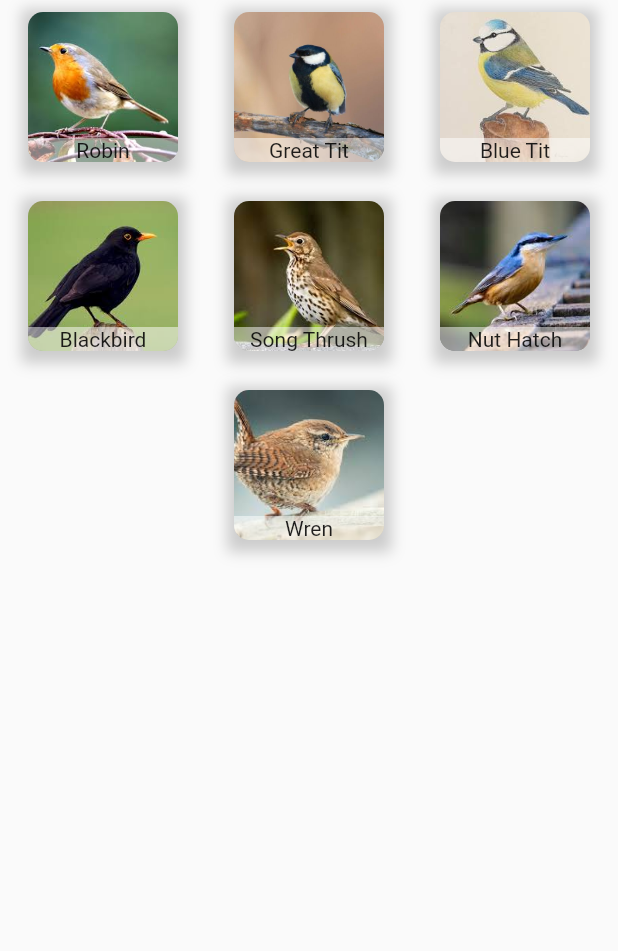
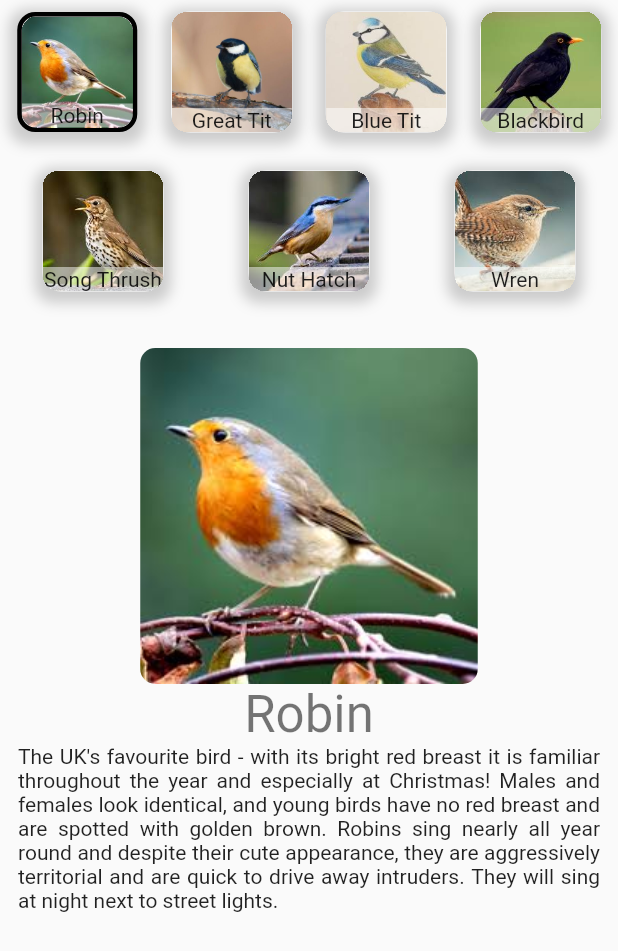
Before and after one commit to emilysmithson/rg_bird_survey, a Flutter app: the BirdsList screen opened directly, on a phone screen of 412 x 824 dp. Shown: the top 951 px of the screen. Run offline on Flutter 3.47's test engine with Material 2 defaults, Android fonts, the light colour scheme and no system bars; our stand-ins replace flutter_map, hive, latlong; missing offline and left inert: flutter_map_marker_popup, proj4dart, user_location; accounts and stored records are empty; generated files the repository leaves out were written again.

```diff
--- a/lib/models/bird.dart
+++ b/lib/models/bird.dart
@@ -2,9 +2,8 @@ import 'package:hive/hive.dart';
 
 part 'bird.g.dart'; // Name of the TypeAdapter that we will generate in the future
 
-
 @HiveType(typeId: 2)
-class Bird{
+class Bird {
   @HiveField(0)
   String name;
   @HiveField(1)
@@ -12,5 +11,6 @@ class Bird{
   @HiveField(2)
   List<String> image;
   @HiveField(3)
-  Bird(this.name, this.description, this.image);
+  int birdNumber;
+  Bird(this.name, this.description, this.image, this.birdNumber);
 }
--- a/lib/providers/birds_provider.dart
+++ b/lib/providers/birds_provider.dart
@@ -1,26 +1,75 @@
 import 'package:rg_bird_survey/models/bird.dart';
 
 class Birds {
-  static final Bird robin = Bird('Robin', '', [
-    'assets/images/birds/robin.jpg',
-    'assets/images/birds/robin2.jpg',
-    'assets/images/birds/robin3.jpg'
-  ]);
-  static final Bird greatTit =
-      Bird('Great Tit', '', ['assets/images/birds/great_tit.jpg']);
-  static final Bird blueTit =
-      Bird('Blue Tit', '', ['assets/images/birds/blue_tit.jpeg']);
-  static final Bird blackbird =
-      Bird('Blackbird', '', ['assets/images/birds/blackbird.jpg']);
-  static final Bird songThrush =
-      Bird('Song Thrush', '', ['assets/images/birds/song_thrush.jpg']);
-  static final Bird nuthatch =
-      Bird('Nut Hatch', '', ['assets/images/birds/nut_hatch.jpg']);
-  static final Bird wren = Bird('Wren', '', ['assets/images/birds/wren.jpg']);
-  static final Bird unknown = Bird('Unknown', '', []);
-  static final Bird other = Bird('Other', '', []);
-  static final Bird unidentified = Bird('Unidentified', '', []);
-  static final Bird none = Bird('none', '', []);
+  static final Bird robin = Bird(
+      'Robin',
+      'The UK\'s favourite bird - with its bright red breast it is familiar throughout the year and especially at Christmas! Males and females look identical, and young birds have no red breast and are spotted with golden brown. Robins sing nearly all year round and despite their cute appearance, they are aggressively territorial and are quick to drive away intruders. They will sing at night next to street lights.',
+      [
+        'assets/images/birds/robin.jpg',
+        'assets/images/birds/robin2.jpg',
+        'assets/images/birds/robin3.jpg'
+      ],
+      0);
+  static final Bird greatTit = Bird(
+    'Great Tit',
+    '',
+    ['assets/images/birds/great_tit.jpg'],
+    1,
+  );
+  static final Bird blueTit = Bird(
+    'Blue Tit',
+    '',
+    ['assets/images/birds/blue_tit.jpeg'],
+    2,
+  );
+  static final Bird blackbird = Bird(
+    'Blackbird',
+    '',
+    ['assets/images/birds/blackbird.jpg'],
+    3,
+  );
+  static final Bird songThrush = Bird(
+    'Song Thrush',
+    '',
+    ['assets/images/birds/song_thrush.jpg'],
+    4,
+  );
+  static final Bird nuthatch = Bird(
+    'Nut Hatch',
+    '',
+    ['assets/images/birds/nut_hatch.jpg'],
+    5,
+  );
+  static final Bird wren = Bird(
+    'Wren',
+    '',
+    ['assets/images/birds/wren.jpg'],
+    6,
+  );
+  static final Bird unknown = Bird(
+    'Unknown',
+    '',
+    [],
+    7,
+  );
+  static final Bird other = Bird(
+    'Other',
+    '',
+    [],
+    8,
+  );
+  static final Bird unidentified = Bird(
+    'Unidentified',
+    '',
+    [],
+    9,
+  );
+  static final Bird none = Bird(
+    'none',
+    '',
+    [],
+    10,
+  );
   static final List<Bird> birdsList = [
     robin,
     greatTit,
--- a/lib/view/birds_list.dart
+++ b/lib/view/birds_list.dart
@@ -8,19 +8,36 @@ class BirdsList extends StatefulWidget {
 }
 
 class _BirdsListState extends State<BirdsList> {
+  int _currentBird = 0;
   @override
   Widget build(BuildContext context) {
     return Scaffold(
-      body: Wrap(
+      body: Column(
+        children: [
+          Wrap(
             alignment: WrapAlignment.spaceAround,
             runSpacing: 10,
             children: Birds.birdsList.map((bird) {
               return bird.image.isEmpty
                   ? Container()
-              : Padding(
+                  : GestureDetector(
+                      onTap: () {
+                        setState(() {
+                          _currentBird = bird.birdNumber;
+                        });
+                      },
+                      child: Padding(
                           padding: const EdgeInsets.all(8.0),
                           child: Container(
                             decoration: BoxDecoration(
+                              border: Border.all(
+                                  width:
+                                      bird.birdNumber == _currentBird ? 3 : 0,
+                                  color: bird.birdNumber == _currentBird
+                                      ? Colors.black
+                                      : Colors.white.withOpacity(1)),
+                              borderRadius:
+                                  BorderRadius.all(Radius.circular(12)),
                               boxShadow: [
                                 BoxShadow(
                                   color: Colors.grey.withOpacity(0.5),
@@ -30,25 +47,51 @@ class _BirdsListState extends State<BirdsList> {
                                 ),
                               ],
                             ),
-                    height: 100,
-                    width: 100,
+                            height: 80,
+                            width: 80,
                             child: ClipRRect(
-                      borderRadius: BorderRadius.circular(10),
+                              borderRadius:
+                                  BorderRadius.all(Radius.circular(10)),
+                              clipBehavior: Clip.hardEdge,
                               child: GridTile(
-                        child:
-                            Image.asset(bird.image[0], fit: BoxFit.fitHeight),
+                                child: Image.asset(bird.image[0],
+                                    fit: BoxFit.fitHeight),
                                 footer: Container(
                                   color: Colors.white.withOpacity(0.5),
                                   child: Center(
                                     child: Text(
                                       bird.name,
+                                      textAlign: TextAlign.center,
                                     ),
                                   ),
                                 ),
                               ),
                             ),
-                  ));
+                          )),
+                    );
             }).toList(),
+          ),
+          Expanded(
+            child: Padding(
+              padding: const EdgeInsets.symmetric(horizontal: 12.0),
+              child: Column(
+                children: [
+                  ClipRRect(
+                    borderRadius: BorderRadius.circular(10),
+                    child: Image.asset(Birds.birdsList[_currentBird].image[0],
+                        fit: BoxFit.fitHeight),
+                  ),
+                  Text(Birds.birdsList[_currentBird].name,
+                      textAlign: TextAlign.center,
+                      style: Theme.of(context).textTheme.headline4),
+                  Text(Birds.birdsList[_currentBird].description,
+                      textAlign: TextAlign.justify,
+                      style: Theme.of(context).textTheme.bodyText2),
+                ],
+              ),
+            ),
+          ),
+        ],
       ),
     );
   }
```
Lines whose indentation alone changed are shown as unchanged.
